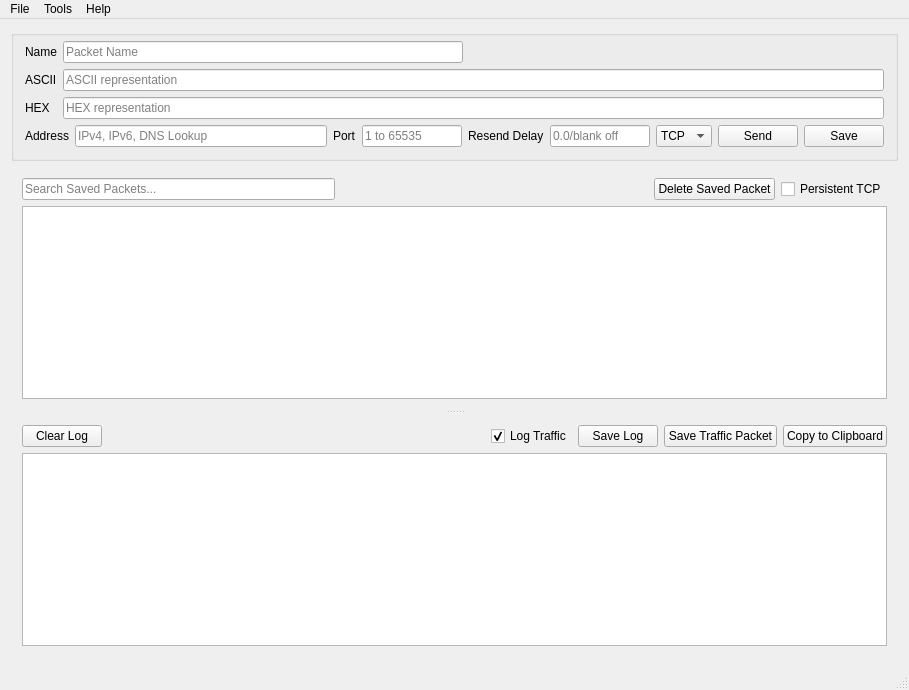
Above: src/mainwindow.ui from dannagle/PacketSender before the change. Below: the same form after it.
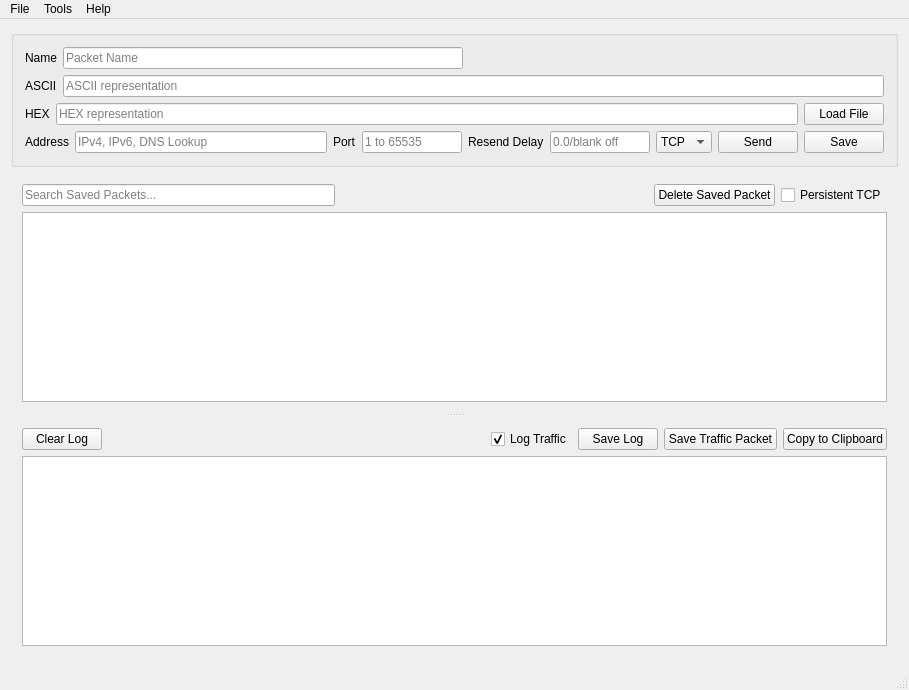
That is the form after the change. Icons and pictures are not drawn.

Commit message: added file load to hex data

```diff
--- a/src/mainwindow.ui
+++ b/src/mainwindow.ui
@@ -20,20 +20,17 @@
       <property name="title">
        <string/>
       </property>
-      <layout class="QVBoxLayout" name="verticalLayout_6">
-       <property name="topMargin">
-        <number>5</number>
-       </property>
+      <layout class="QVBoxLayout" name="verticalLayout_4">
        <item>
-        <layout class="QGridLayout" name="packetSetupLayout">
-         <item row="0" column="0">
+        <layout class="QHBoxLayout" name="horizontalLayout_4">
+         <item>
           <widget class="QLabel" name="serialNameLabel">
            <property name="text">
             <string>Name</string>
            </property>
           </widget>
          </item>
-         <item row="0" column="2">
+         <item>
           <widget class="QLineEdit" name="packetNameEdit">
            <property name="maximumSize">
             <size>
@@ -46,14 +43,31 @@
            </property>
           </widget>
          </item>
-         <item row="3" column="0">
+         <item>
+          <spacer name="horizontalSpacer_2">
+           <property name="orientation">
+            <enum>Qt::Horizontal</enum>
+           </property>
+           <property name="sizeHint" stdset="0">
+            <size>
+             <width>40</width>
+             <height>20</height>
+            </size>
+           </property>
+          </spacer>
+         </item>
+        </layout>
+       </item>
+       <item>
+        <layout class="QHBoxLayout" name="horizontalLayout_3">
+         <item>
           <widget class="QLabel" name="serialHexLabel">
            <property name="text">
             <string>ASCII</string>
            </property>
           </widget>
          </item>
-         <item row="3" column="2">
+         <item>
           <widget class="QLineEdit" name="packetASCIIEdit">
            <property name="placeholderText">
             <string>ASCII representation</string>
@@ -63,14 +77,20 @@
            </property>
           </widget>
          </item>
-         <item row="4" column="0">
+        </layout>
+       </item>
+       <item>
+        <layout class="QHBoxLayout" name="horizontalLayout_5">
+         <item>
           <widget class="QLabel" name="serialASCIILabel">
            <property name="text">
             <string>HEX</string>
            </property>
           </widget>
          </item>
-         <item row="4" column="2">
+         <item>
+          <layout class="QHBoxLayout" name="horizontalLayout_2">
+           <item>
           <widget class="QLineEdit" name="packetHexEdit">
            <property name="placeholderText">
             <string>HEX representation</string>
@@ -79,6 +99,15 @@
             <bool>true</bool>
            </property>
           </widget>
+           </item>
+           <item>
+            <widget class="QPushButton" name="loadFileButton">
+             <property name="text">
+              <string>Load File</string>
+             </property>
+            </widget>
+           </item>
+          </layout>
          </item>
         </layout>
        </item>
```
Lines whose indentation alone changed are shown as unchanged. The commit also changes 2 other files.
